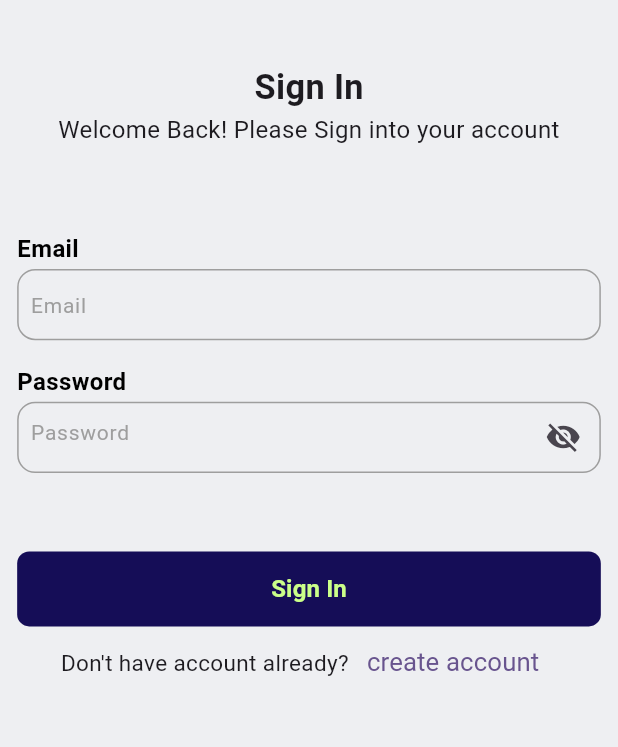
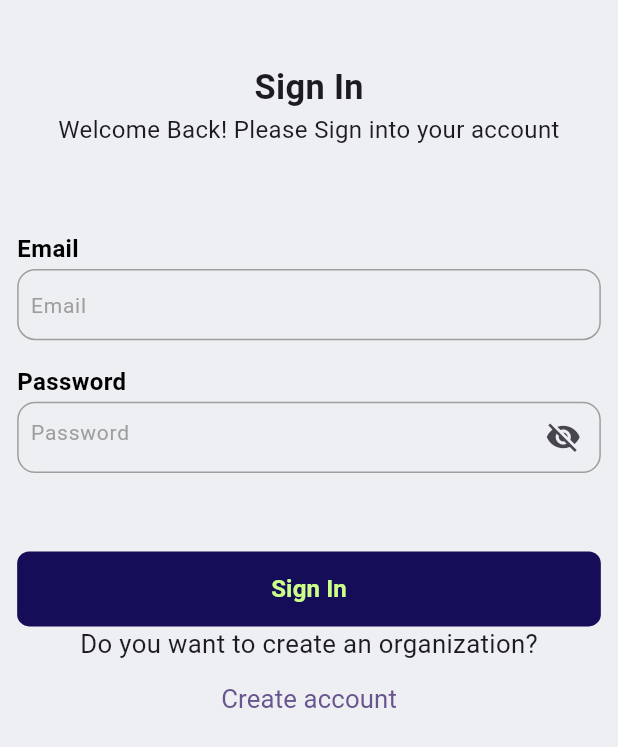
Before and after one commit to hngx-org/Giants-food-mobile, a Flutter app: the screen it shows after launch, on a phone screen of 412 x 824 dp. Shown: the top 747 px of the screen. Run offline on Flutter 3.47's test engine with Material 2 defaults, Android fonts, the phone set to English and light mode, and no system bars; our stand-ins replace flutter_screenutil, get.

Commit message:
update on goto signup

```diff
--- a/lib/screens/login_screen.dart
+++ b/lib/screens/login_screen.dart
@@ -28,7 +28,7 @@ class _SignInState extends State<SignIn> {
         child: Padding(
           padding: EdgeInsets.symmetric(horizontal: 10.w),
           child: Column(
-            crossAxisAlignment: CrossAxisAlignment.start,
+            crossAxisAlignment: CrossAxisAlignment.center,
             children: [
               Center(
                 child: Column(
@@ -85,13 +85,16 @@ class _SignInState extends State<SignIn> {
                   ],
                 ),
               ),
+              CustomText(
+                  text: "Do you want to create an organization?",
+                  fontsize: 15.sp),
               Row(
                 mainAxisAlignment: MainAxisAlignment.center,
+                crossAxisAlignment: CrossAxisAlignment.center,
                 children: [
-                  const CustomText(text: "Don't have account already?"),
                   TextButton(
-                    onPressed: () => const SecondSignUp(),
-                    child: CustomText(text: 'create account', fontsize: 15.sp),
+                    onPressed: () => Get.to(() => SecondSignUp()),
+                    child: CustomText(text: 'Create account', fontsize: 15.sp),
                   )
                 ],
               )
```
